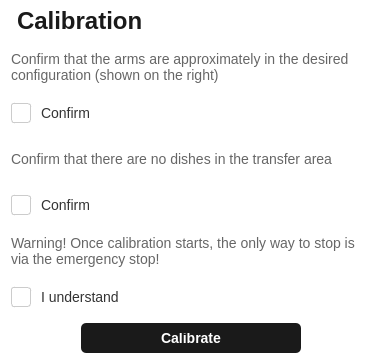
Qt form src/pantograph_ui/CalibrateWindow.ui (Pantograph-Automation/pantograph_automation) before a commit.
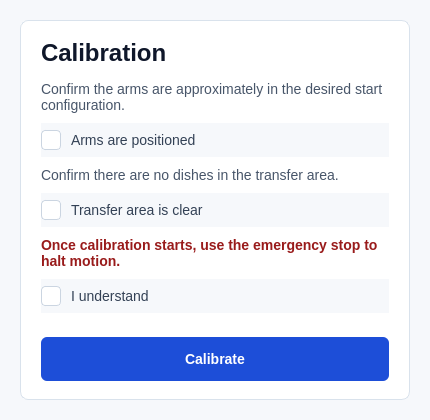
The same form after that commit.

The edit to the form file:
```diff
--- a/src/pantograph_ui/CalibrateWindow.ui
+++ b/src/pantograph_ui/CalibrateWindow.ui
@@ -6,82 +6,60 @@
    <rect>
     <x>0</x>
     <y>0</y>
-    <width>380</width>
-    <height>364</height>
+    <width>430</width>
+    <height>420</height>
    </rect>
   </property>
+  <property name="minimumSize">
+   <size>
+    <width>400</width>
+    <height>390</height>
+   </size>
+  </property>
   <property name="windowTitle">
    <string>Form</string>
   </property>
   <property name="styleSheet">
-   <string notr="true">/* --- Global &amp; Base Widget --- */
-QWidget {
-    background-color: #ffffff;
-    color: #333333;
-    font-family: &quot;Segoe UI&quot;, &quot;Helvetica Neue&quot;, sans-serif;
+   <string notr="true">QWidget {
+    background-color: #f6f8fb;
+    color: #1f2937;
+    font-family: "Segoe UI", "Helvetica Neue", Arial, sans-serif;
     font-size: 14px;
 }
 
-/* --- Labels --- */
-/* Normal Text Label */
+QFrame#contentFrame {
+    background-color: #ffffff;
+    border: 1px solid #d9e2ec;
+    border-radius: 8px;
+}
+
 QLabel {
-    color: #666666;
     background: transparent;
+    color: #475569;
 }
 
-/* Header Label (Set objectName to 'headerLabel') */
 QLabel#headerLabel {
+    color: #0f172a;
     font-size: 24px;
-    font-weight: bold;
-    color: #1a1a1a;
-    margin-bottom: 10px;
+    font-weight: 700;
 }
 
-/* --- Buttons --- */
-/* Primary Button (Default) - Dark &amp; Solid */
-QPushButton {
-    background-color: #1a1a1a;
-    color: #ffffff;
-    border: none;
-    border-radius: 5px;
-    padding: 10px 20px;
-    font-weight: 600;
+QLabel#warningLabel {
+    color: #991b1b;
+    font-weight: 700;
 }
 
-QPushButton:hover {
-    background-color: #333333;
-}
-
-QPushButton:pressed {
-    background-color: #000000;
-}
-
-/* Secondary Button (Set objectName to 'secondaryButton') - Outlined */
-QPushButton#secondaryButton {
-    background-color: transparent;
-    color: #1a1a1a;
-    border: 1px solid #1a1a1a;
-}
-
-QPushButton#secondaryButton:hover {
-    background-color: #f4f4f4;
-}
-
-QPushButton#secondaryButton:pressed {
-    background-color: #e0e0e0;
-}
-
-/* --- Checkbox --- */
 QCheckBox {
+    color: #334155;
     spacing: 10px;
 }
 
 QCheckBox::indicator {
     width: 18px;
     height: 18px;
-    border: 1px solid #cccccc;
-    border-radius: 3px;
-    background-color: white;
+    border: 1px solid #cbd5e1;
+    border-radius: 4px;
+    background-color: #ffffff;
 }
 
 QCheckBox::indicator:hover {
@@ -89,21 +67,64 @@
 }
 
 QCheckBox::indicator:checked {
-    background-color: #1a1a1a;
-    border: 1px solid #1a1a1a;
-    /* Note: To show a checkmark icon, you would typically 
-       reference a resource file image here */
+    background-color: #2563eb;
+    border: 1px solid #2563eb;
+}
+
+QPushButton#calibrateButton {
+    background-color: #1d4ed8;
+    color: #ffffff;
+    border: none;
+    border-radius: 6px;
+    padding: 11px 18px;
+    font-weight: 700;
+}
+
+QPushButton#calibrateButton:hover {
+    background-color: #1e40af;
+}
+
+QPushButton#calibrateButton:disabled {
+    background-color: #e2e8f0;
+    color: #94a3b8;
 }</string>
   </property>
+  <layout class="QVBoxLayout" name="outerLayout">
+   <property name="leftMargin">
+    <number>20</number>
+   </property>
+   <property name="topMargin">
+    <number>20</number>
+   </property>
+   <property name="rightMargin">
+    <number>20</number>
+   </property>
+   <property name="bottomMargin">
+    <number>20</number>
+   </property>
+   <item>
+    <widget class="QFrame" name="contentFrame">
+     <property name="frameShape">
+      <enum>QFrame::Shape::StyledPanel</enum>
+     </property>
   <layout class="QVBoxLayout" name="verticalLayout_2">
+      <property name="spacing">
+       <number>14</number>
+      </property>
+      <property name="leftMargin">
+       <number>20</number>
+      </property>
+      <property name="topMargin">
+       <number>18</number>
+      </property>
+      <property name="rightMargin">
+       <number>20</number>
+      </property>
+      <property name="bottomMargin">
+       <number>18</number>
+      </property>
    <item>
     <widget class="QLabel" name="headerLabel">
-     <property name="minimumSize">
-      <size>
-       <width>270</width>
-       <height>30</height>
-      </size>
-     </property>
      <property name="text">
       <string>Calibration</string>
      </property>
@@ -111,19 +132,13 @@
    </item>
    <item>
     <layout class="QVBoxLayout" name="verticalLayout">
+        <property name="spacing">
+         <number>10</number>
+        </property>
      <item>
       <widget class="QLabel" name="label">
-       <property name="minimumSize">
-        <size>
-         <width>360</width>
-         <height>40</height>
-        </size>
-       </property>
        <property name="text">
-        <string>Confirm that the arms are approximately in the desired configuration (shown on the right)</string>
-       </property>
-       <property name="textFormat">
-        <enum>Qt::TextFormat::MarkdownText</enum>
+           <string>Confirm the arms are approximately in the desired start configuration.</string>
        </property>
        <property name="wordWrap">
         <bool>true</bool>
@@ -134,28 +149,19 @@
       <widget class="QCheckBox" name="checkBox">
        <property name="minimumSize">
         <size>
-         <width>360</width>
-         <height>40</height>
+            <width>0</width>
+            <height>34</height>
         </size>
        </property>
        <property name="text">
-        <string>Confirm</string>
+           <string>Arms are positioned</string>
        </property>
       </widget>
      </item>
      <item>
       <widget class="QLabel" name="label_2">
-       <property name="minimumSize">
-        <size>
-         <width>360</width>
-         <height>40</height>
-        </size>
-       </property>
        <property name="text">
-        <string>Confirm that there are no dishes in the transfer area</string>
-       </property>
-       <property name="textFormat">
-        <enum>Qt::TextFormat::MarkdownText</enum>
+           <string>Confirm there are no dishes in the transfer area.</string>
        </property>
        <property name="wordWrap">
         <bool>true</bool>
@@ -166,28 +172,19 @@
       <widget class="QCheckBox" name="checkBox2">
        <property name="minimumSize">
         <size>
-         <width>360</width>
-         <height>40</height>
+            <width>0</width>
+            <height>34</height>
         </size>
        </property>
        <property name="text">
-        <string>Confirm</string>
+           <string>Transfer area is clear</string>
        </property>
       </widget>
      </item>
      <item>
-      <widget class="QLabel" name="label_3">
-       <property name="minimumSize">
-        <size>
-         <width>360</width>
-         <height>40</height>
-        </size>
-       </property>
+         <widget class="QLabel" name="warningLabel">
        <property name="text">
-        <string>Warning! Once calibration starts, the only way to stop is via the emergency stop!</string>
-       </property>
-       <property name="textFormat">
-        <enum>Qt::TextFormat::MarkdownText</enum>
+           <string>Once calibration starts, use the emergency stop to halt motion.</string>
        </property>
        <property name="wordWrap">
         <bool>true</bool>
@@ -198,8 +195,8 @@
       <widget class="QCheckBox" name="checkBox3">
        <property name="minimumSize">
         <size>
-         <width>360</width>
-         <height>40</height>
+            <width>0</width>
+            <height>34</height>
         </size>
        </property>
        <property name="text">
@@ -210,15 +207,13 @@
     </layout>
    </item>
    <item>
-    <layout class="QHBoxLayout" name="horizontalLayout">
-     <item>
-      <spacer name="horizontalSpacer">
+       <spacer name="verticalSpacer">
        <property name="orientation">
-        <enum>Qt::Orientation::Horizontal</enum>
+         <enum>Qt::Orientation::Vertical</enum>
        </property>
        <property name="sizeHint" stdset="0">
         <size>
-         <width>40</width>
+          <width>20</width>
          <height>20</height>
         </size>
        </property>
@@ -228,8 +223,8 @@
       <widget class="QPushButton" name="calibrateButton">
        <property name="minimumSize">
         <size>
-         <width>220</width>
-         <height>30</height>
+          <width>0</width>
+          <height>44</height>
         </size>
        </property>
        <property name="text">
@@ -237,20 +232,8 @@
        </property>
       </widget>
      </item>
-     <item>
-      <spacer name="horizontalSpacer_2">
-       <property name="orientation">
-        <enum>Qt::Orientation::Horizontal</enum>
-       </property>
-       <property name="sizeHint" stdset="0">
-        <size>
-         <width>40</width>
-         <height>20</height>
-        </size>
-       </property>
-      </spacer>
-     </item>
-    </layout>
+     </layout>
+    </widget>
    </item>
   </layout>
  </widget>
```
Left out of the diff: 4 changed lines with no effect on the pictures. Lines whose indentation alone changed are shown as unchanged.
